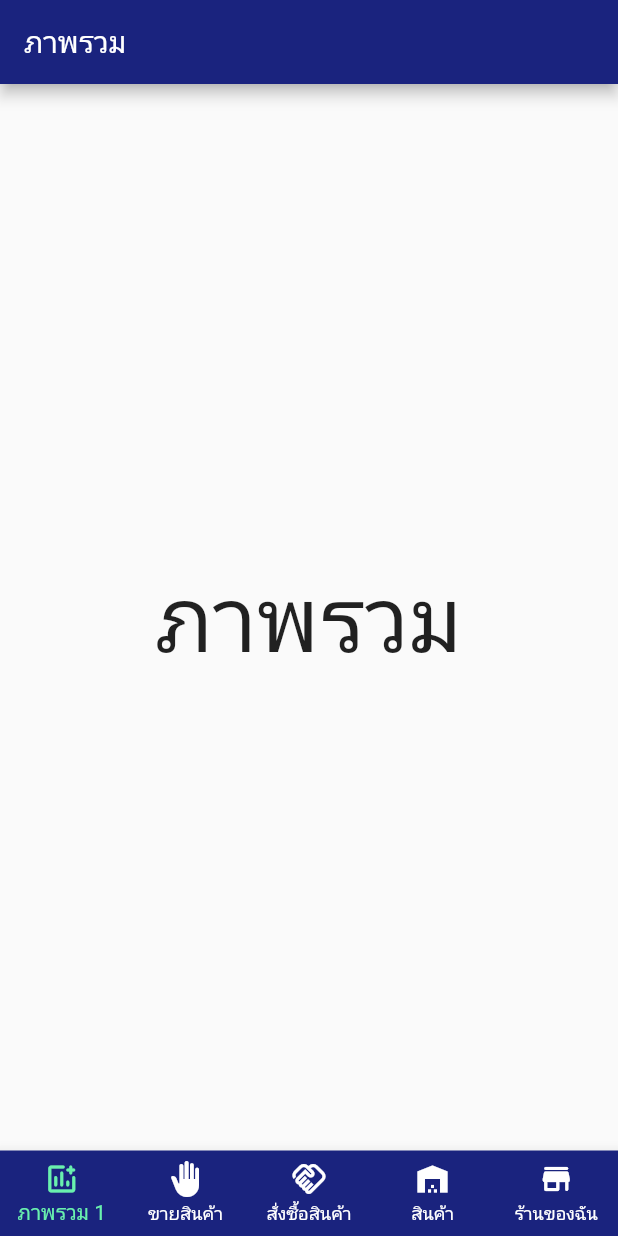
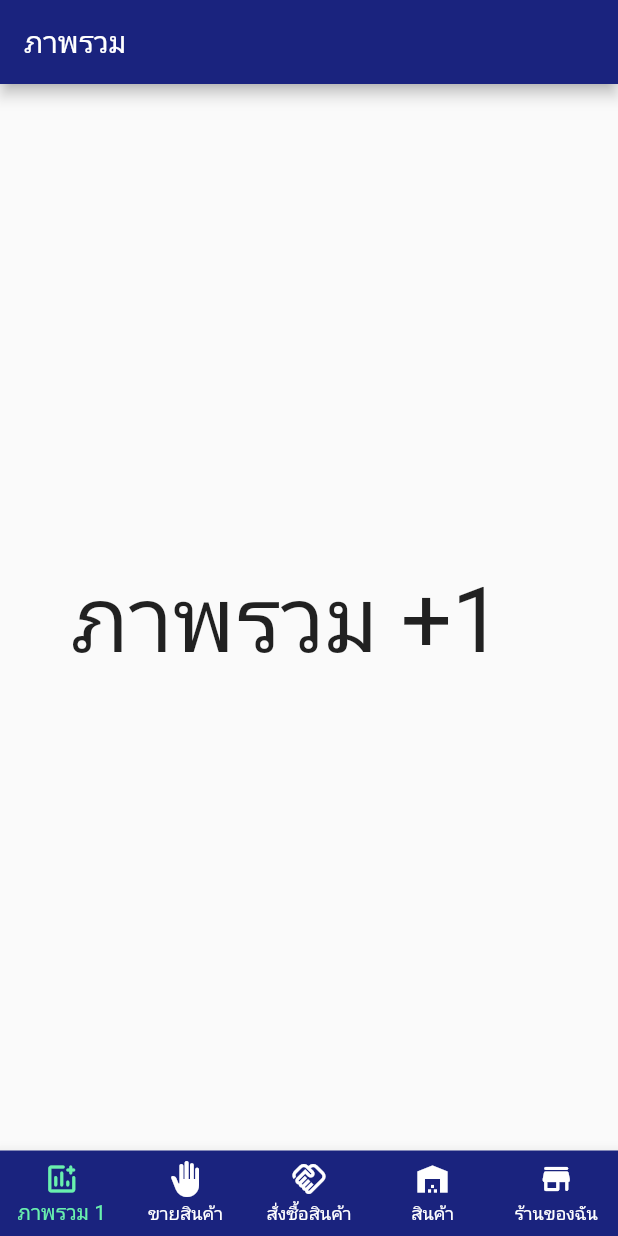
Before and after one commit to Parisleah/WarehouseMnmt, a Flutter app: the screen it shows after launch, on a phone screen of 412 x 824 dp. Run offline on Flutter 3.47's test engine with Material 2 defaults, Android fonts, the phone set to English and light mode, and no system bars.

Commit message:
Change body

```diff
--- a/lib/Page/dashboard_page.dart
+++ b/lib/Page/dashboard_page.dart
@@ -9,7 +9,7 @@ class DashboardPage extends StatelessWidget {
         ),
         body: Center(
             child: Text(
-          "ภาพรวม",
+          "ภาพรวม +1  ",
           style: TextStyle(fontSize: 60),
         )),
       );
```
